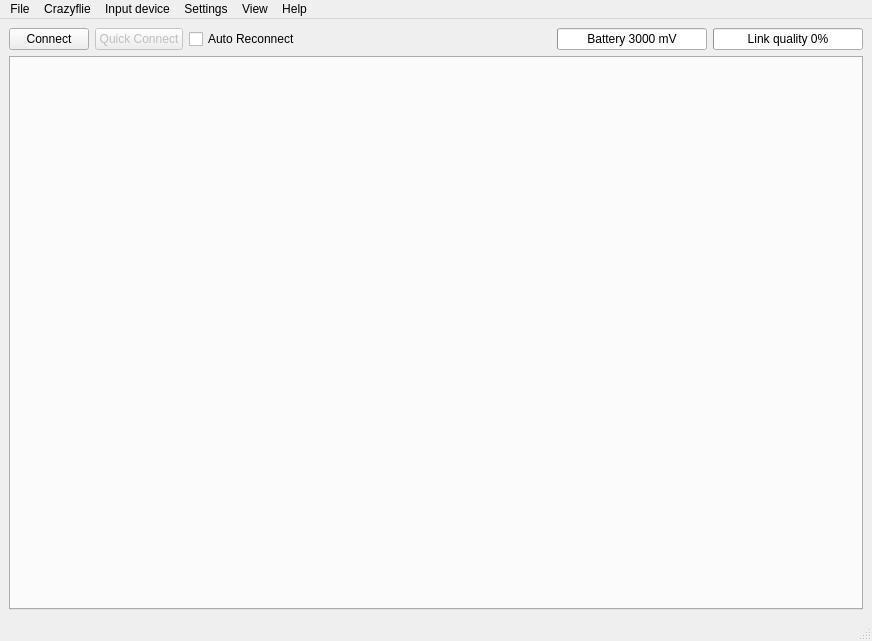
Before: the Qt Designer form pps_ws/src/d_fall_pps/crazyradio/cfclient/ui/main.ui in alexdidier/rampc-quadrotor, drawn with Qt 5.
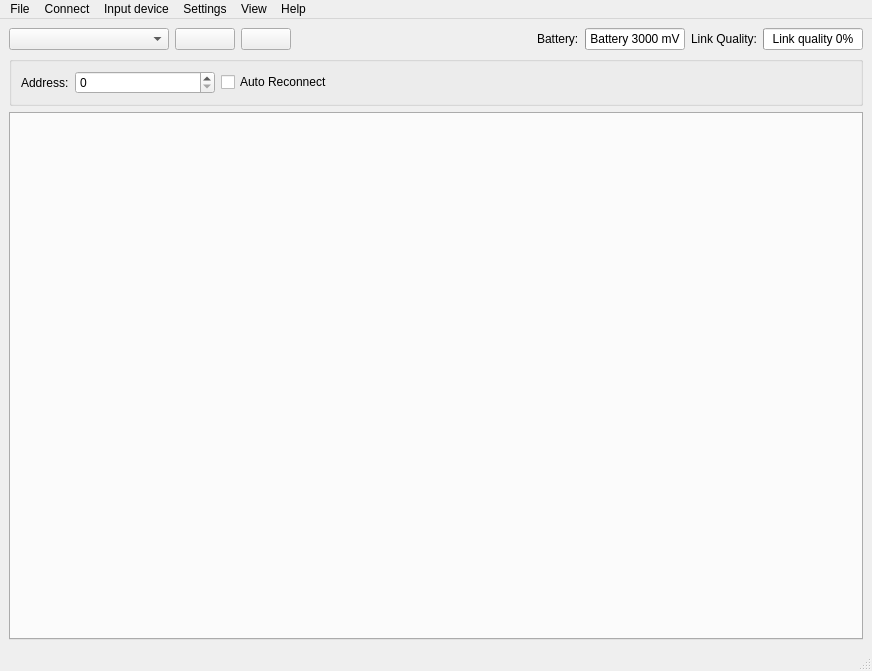
After: the same form once the commit is applied. Custom widgets are drawn as their Qt base class.

The edit to the form file:
```diff
--- a/pps_ws/src/d_fall_pps/crazyradio/cfclient/ui/main.ui
+++ b/pps_ws/src/d_fall_pps/crazyradio/cfclient/ui/main.ui
@@ -7,7 +7,7 @@
     <x>0</x>
     <y>0</y>
     <width>872</width>
-    <height>641</height>
+    <height>671</height>
    </rect>
   </property>
   <property name="windowTitle">
@@ -22,16 +22,36 @@
      <layout class="QVBoxLayout" name="verticalLayout_2">
       <item>
        <layout class="QGridLayout" name="gridLayout_2">
+        <item row="0" column="0">
+         <widget class="QComboBox" name="interfaceCombo">
+          <property name="minimumSize">
+           <size>
+            <width>160</width>
+            <height>0</height>
+           </size>
+          </property>
+          <property name="editable">
+           <bool>false</bool>
+          </property>
+         </widget>
+        </item>
         <item row="0" column="1">
-         <widget class="QPushButton" name="quickConnectButton">
-          <property name="enabled">
-           <bool>false</bool>
+         <widget class="QPushButton" name="connectButton">
+          <property name="minimumSize">
+           <size>
+            <width>60</width>
+            <height>0</height>
+           </size>
           </property>
-          <property name="toolTip">
-           <string>&lt;html&gt;&lt;head/&gt;&lt;body&gt;&lt;p&gt;Quickconnect using the last connection parameters&lt;/p&gt;&lt;/body&gt;&lt;/html&gt;</string>
-          </property>
-          <property name="text">
-           <string>Quick Connect</string>
+         </widget>
+        </item>
+        <item row="0" column="2">
+         <widget class="QPushButton" name="scanButton">
+          <property name="minimumSize">
+           <size>
+            <width>50</width>
+            <height>0</height>
+           </size>
           </property>
          </widget>
         </item>
@@ -48,11 +68,18 @@
           </property>
          </spacer>
         </item>
-        <item row="0" column="5">
+        <item row="0" column="6">
+         <widget class="QLabel" name="linkQualityLabel">
+          <property name="text">
+           <string>Link Quality:</string>
+          </property>
+         </widget>
+        </item>
+        <item row="0" column="7">
          <widget class="QProgressBar" name="linkQualityBar">
           <property name="minimumSize">
            <size>
-            <width>150</width>
+            <width>30</width>
             <height>0</height>
            </size>
           </property>
@@ -76,27 +103,24 @@
           </property>
          </widget>
         </item>
-        <item row="0" column="0">
-         <widget class="QPushButton" name="connectButton">
-          <property name="toolTip">
-           <string>&lt;html&gt;&lt;head/&gt;&lt;body&gt;&lt;p&gt;Connect to a Crazyflie&lt;/p&gt;&lt;/body&gt;&lt;/html&gt;</string>
-          </property>
-          <property name="text">
-           <string>Connect</string>
-          </property>
-         </widget>
-        </item>
         <item row="0" column="4">
+         <widget class="QLabel" name="batteryLabel">
+          <property name="text">
+           <string>Battery:</string>
+          </property>
+         </widget>
+        </item>
+        <item row="0" column="5">
          <widget class="QProgressBar" name="batteryBar">
           <property name="minimumSize">
            <size>
-            <width>150</width>
+            <width>30</width>
             <height>0</height>
            </size>
           </property>
           <property name="maximumSize">
            <size>
-            <width>150</width>
+            <width>100</width>
             <height>16777215</height>
            </size>
           </property>
@@ -123,26 +147,101 @@
           </property>
          </widget>
         </item>
-        <item row="0" column="2">
-         <widget class="QCheckBox" name="autoReconnectCheckBox">
-          <property name="mouseTracking">
-           <bool>false</bool>
-          </property>
-          <property name="text">
-           <string>Auto Reconnect</string>
-          </property>
-          <property name="checked">
-           <bool>false</bool>
-          </property>
-         </widget>
-        </item>
        </layout>
       </item>
       <item>
-       <widget class="QTabWidget" name="tabs">
-        <property name="currentIndex">
-         <number>-1</number>
+       <widget class="QGroupBox" name="groupBox">
+        <layout class="QHBoxLayout" stretch="0,0,1">
+         <item>
+          <widget class="QLabel" name="addressLabel">
+           <property name="text">
+            <string>Address:</string>
+           </property>
+          </widget>
+         </item>
+         <item>
+          <widget class="HexSpinBox" name="address">
+           <property name="minimumSize">
+            <size>
+             <width>140</width>
+             <height>0</height>
+            </size>
+           </property>
+          </widget>
+         </item>
+         <item>
+          <widget class="QCheckBox" name="autoReconnectCheckBox">
+           <property name="mouseTracking">
+            <bool>false</bool>
+           </property>
+           <property name="text">
+            <string>Auto Reconnect</string>
+           </property>
+           <property name="checked">
+            <bool>false</bool>
+           </property>
+          </widget>
+         </item>
+        </layout>
+       </widget>
+      </item>
+      <item>
+       <widget class="QScrollArea" name="scrollArea">
+        <property name="autoFillBackground">
+         <bool>false</bool>
         </property>
+        <property name="frameShape">
+         <enum>QFrame::NoFrame</enum>
+        </property>
+        <property name="frameShadow">
+         <enum>QFrame::Sunken</enum>
+        </property>
+        <property name="lineWidth">
+         <number>1</number>
+        </property>
+        <property name="verticalScrollBarPolicy">
+         <enum>Qt::ScrollBarAsNeeded</enum>
+        </property>
+        <property name="widgetResizable">
+         <bool>true</bool>
+        </property>
+        <widget class="QWidget" name="scrollAreaWidgetContents">
+         <property name="geometry">
+          <rect>
+           <x>0</x>
+           <y>0</y>
+           <width>852</width>
+           <height>500</height>
+          </rect>
+         </property>
+         <property name="sizePolicy">
+          <sizepolicy hsizetype="Expanding" vsizetype="Expanding">
+           <horstretch>0</horstretch>
+           <verstretch>0</verstretch>
+          </sizepolicy>
+         </property>
+         <layout class="QGridLayout" name="gridLayout_3">
+          <property name="sizeConstraint">
+           <enum>QLayout::SetNoConstraint</enum>
+          </property>
+          <property name="margin">
+           <number>0</number>
+          </property>
+          <item row="0" column="0">
+           <widget class="QTabWidget" name="tabs">
+            <property name="sizePolicy">
+             <sizepolicy hsizetype="Expanding" vsizetype="Expanding">
+              <horstretch>0</horstretch>
+              <verstretch>0</verstretch>
+             </sizepolicy>
+            </property>
+            <property name="currentIndex">
+             <number>-1</number>
+            </property>
+           </widget>
+          </item>
+         </layout>
+        </widget>
        </widget>
       </item>
      </layout>
@@ -186,9 +285,9 @@
     <addaction name="separator"/>
     <addaction name="_menuItem_openconfigfolder"/>
    </widget>
-   <widget class="QMenu" name="menuCrazyflie">
+   <widget class="QMenu" name="menuConnect">
     <property name="title">
-     <string>Crazyflie</string>
+     <string>Connect</string>
     </property>
     <addaction name="menuItemConnect"/>
     <addaction name="menuItemQuickConnect"/>
@@ -205,7 +304,7 @@
     <addaction name="separator"/>
    </widget>
    <addaction name="menuFile"/>
-   <addaction name="menuCrazyflie"/>
+   <addaction name="menuConnect"/>
    <addaction name="_menu_inputdevice"/>
    <addaction name="menuSettings"/>
    <addaction name="menuView"/>
@@ -370,6 +469,13 @@
    </property>
   </action>
  </widget>
+ <customwidgets>
+  <customwidget>
+   <class>HexSpinBox</class>
+   <extends>QSpinBox</extends>
+   <header>cfclient.ui.widgets.hexspinbox</header>
+  </customwidget>
+ </customwidgets>
  <resources/>
  <connections/>
 </ui>
```
Left out of the diff: 21 changed lines with no effect on the pictures.
